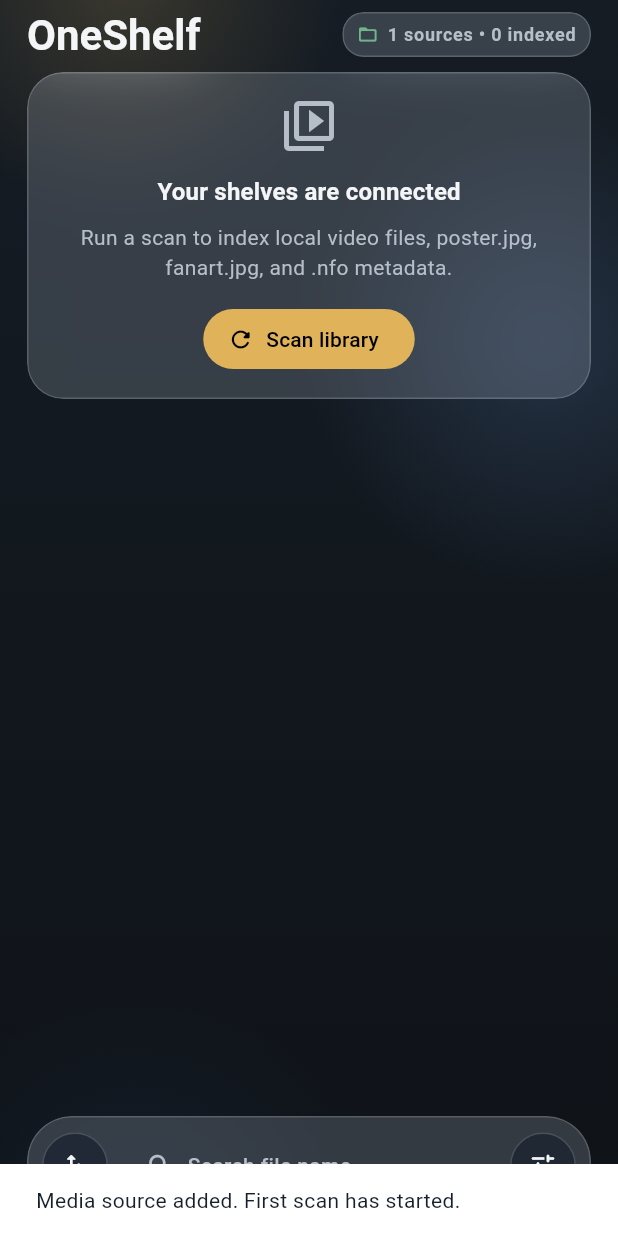
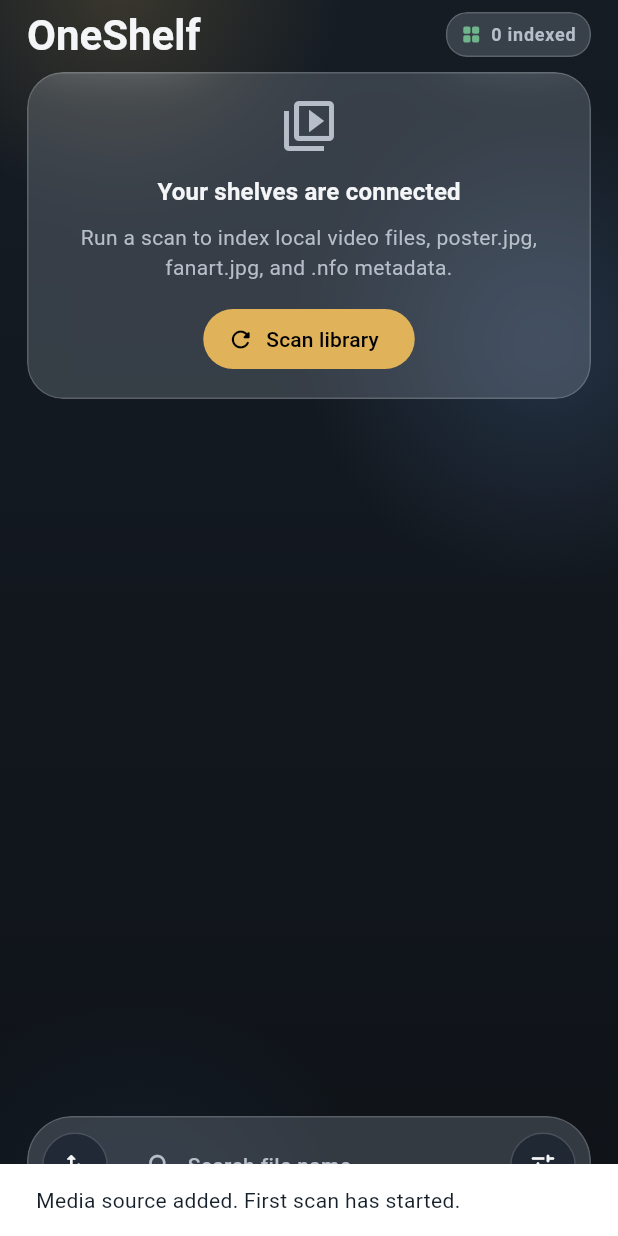
Before and after one commit to BenjaminNH/OneShelf, a Flutter app: the screen it shows after launch, after a tap on "Add media source", on a phone screen of 412 x 824 dp. Run offline on Flutter 3.47's test engine with Material 3 defaults, Android fonts, the phone set to English and light mode, and no system bars; our stand-ins replace drift, drift_flutter, flutter_riverpod, video_player; missing offline and left inert: docman; accounts and stored records are empty; generated files the repository leaves out were written again; Roboto replaces fonts that are missing (Noto Sans SC).

Commit message:
fix: polish system chrome and library labels

```diff
--- a/lib/main.dart
+++ b/lib/main.dart
@@ -1,9 +1,23 @@
+import 'package:flutter/services.dart';
 import 'package:flutter/widgets.dart';
+
+import 'src/app/theme/app_palette.dart';
 import 'package:flutter_riverpod/flutter_riverpod.dart';
 
 import 'src/app/app.dart';
 
 void main() {
   WidgetsFlutterBinding.ensureInitialized();
+  SystemChrome.setEnabledSystemUIMode(SystemUiMode.edgeToEdge);
+  SystemChrome.setSystemUIOverlayStyle(
+    const SystemUiOverlayStyle(
+      statusBarColor: Color(0x00000000),
+      statusBarIconBrightness: Brightness.light,
+      statusBarBrightness: Brightness.dark,
+      systemNavigationBarColor: AppPalette.bg,
+      systemNavigationBarDividerColor: Color(0x00000000),
+      systemNavigationBarIconBrightness: Brightness.light,
+    ),
+  );
   runApp(const ProviderScope(child: OneShelfApp()));
 }
--- a/lib/src/app/theme/app_theme.dart
+++ b/lib/src/app/theme/app_theme.dart
@@ -1,4 +1,5 @@
 import 'package:flutter/material.dart';
+import 'package:flutter/services.dart';
 
 import 'app_palette.dart';
 
@@ -30,6 +31,14 @@
         foregroundColor: AppPalette.textPrimary,
         elevation: 0,
         scrolledUnderElevation: 0,
+        systemOverlayStyle: SystemUiOverlayStyle(
+          statusBarColor: Colors.transparent,
+          statusBarIconBrightness: Brightness.light,
+          statusBarBrightness: Brightness.dark,
+          systemNavigationBarColor: AppPalette.bg,
+          systemNavigationBarDividerColor: Colors.transparent,
+          systemNavigationBarIconBrightness: Brightness.light,
+        ),
       ),
       inputDecorationTheme: InputDecorationTheme(
         filled: true,
--- a/lib/src/features/library/presentation/library_home_page.dart
+++ b/lib/src/features/library/presentation/library_home_page.dart
@@ -52,10 +52,7 @@
                     ),
                     sliver: SliverList.list(
                       children: <Widget>[
-                        _HeaderSection(
-                          mediaCount: entries.length,
-                          sourceCount: sources.length,
-                        ),
+                        _HeaderSection(mediaCount: entries.length),
                         const SizedBox(height: 10),
                         if (recentEntries.isNotEmpty) ...<Widget>[
                           _RecentSection(entries: recentEntries),
@@ -178,10 +175,9 @@
 }
 
 class _HeaderSection extends StatelessWidget {
-  const _HeaderSection({required this.mediaCount, required this.sourceCount});
+  const _HeaderSection({required this.mediaCount});
 
   final int mediaCount;
-  final int sourceCount;
 
   @override
   Widget build(BuildContext context) {
@@ -217,13 +213,13 @@
                       mainAxisSize: MainAxisSize.min,
                       children: <Widget>[
                         const Icon(
-                          Icons.folder_open_rounded,
+                          Icons.grid_view_rounded,
                           size: 14,
                           color: AppPalette.success,
                         ),
                         const SizedBox(width: 6),
                         Text(
-                          '$sourceCount sources • $mediaCount indexed',
+                          '$mediaCount indexed',
                           maxLines: 1,
                           style: textTheme.labelMedium?.copyWith(
                             color: AppPalette.textSecondary,
```
Also changed, not shown: lib/src/features/library/presentation/widgets/poster_tile.dart (+5 -2 lines), lib/src/features/sources/presentation/media_sources_page.dart (+44 -30 lines).
